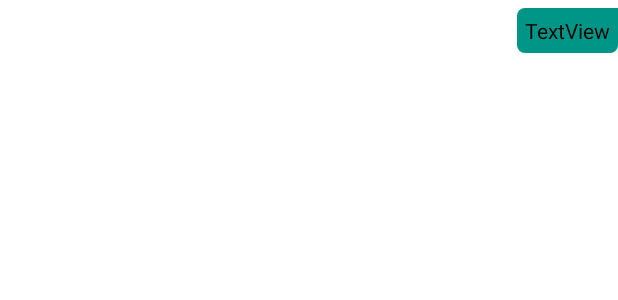
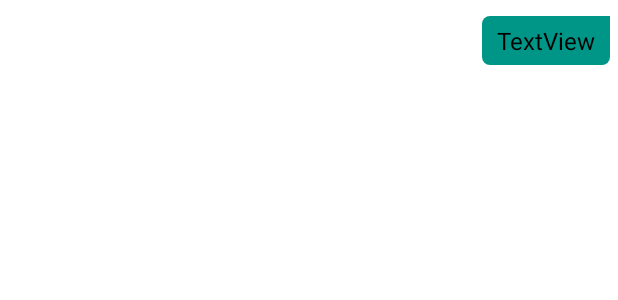
Before and after one commit to ktoufiquee/EnChat, an Android app: the layout item_send.xml on its own in the app's theme, with its tools: preview values and no code run, on a phone screen of 412 x 824 dp. Shown: the top 300 px of the screen. Run offline under Robolectric (Android 15) with nearby library versions, the phone set to English and light mode, and no system bars; Roboto replaces fonts that are not available here.

Commit message:
Chat UI improved
Reaction's are not working properly.

```diff
--- a/app/src/main/java/com/tsproject/enchat/Message.java
+++ b/app/src/main/java/com/tsproject/enchat/Message.java
@@ -5,7 +5,7 @@ import java.util.ArrayList;
 
 public class Message {
     private long timestamp;
-    private int react;
+    private int react = -1;
     private String messageID;
     private String senderId;
     private String message;
--- a/app/src/main/res/layout/activity_chat.xml
+++ b/app/src/main/res/layout/activity_chat.xml
@@ -66,10 +66,10 @@
     <androidx.recyclerview.widget.RecyclerView
         android:id="@+id/recyclerView"
         android:layout_width="0dp"
-        android:layout_height="0dp"
+        android:layout_height="wrap_content"
+        android:padding="5dp"
         app:layout_constraintBottom_toTopOf="@+id/cardView"
         app:layout_constraintEnd_toEndOf="parent"
-        app:layout_constraintStart_toStartOf="parent"
-        app:layout_constraintTop_toTopOf="parent" />
+        app:layout_constraintStart_toStartOf="parent" />
 
 </androidx.constraintlayout.widget.ConstraintLayout>
--- a/app/src/main/res/layout/item_send.xml
+++ b/app/src/main/res/layout/item_send.xml
@@ -5,27 +5,32 @@
     android:layout_width="match_parent"
     android:layout_height="wrap_content"
     android:layout_marginTop="5dp"
-    android:layout_marginBottom="5dp">
+    android:layout_marginBottom="5dp"
+    android:padding="5dp">
 
     <TextView
         android:id="@+id/tvMessageSend"
         android:layout_width="wrap_content"
         android:layout_height="wrap_content"
         android:background="@drawable/send_drawable"
-        android:padding="5dp"
+        android:paddingLeft="10dp"
+        android:paddingTop="5dp"
+        android:paddingRight="10dp"
+        android:paddingBottom="5dp"
         android:text="TextView"
         android:textColor="#000000"
-        android:textSize="14sp"
+        android:textSize="16sp"
         app:layout_constraintEnd_toEndOf="parent"
         app:layout_constraintTop_toTopOf="parent" />
 
     <ImageView
         android:id="@+id/ivReactSend"
-        android:layout_width="16dp"
-        android:layout_height="16dp"
+        android:layout_width="24dp"
+        android:layout_height="24dp"
         android:visibility="gone"
         app:layout_constraintBottom_toBottomOf="@+id/tvMessageSend"
         app:layout_constraintEnd_toStartOf="@+id/tvMessageSend"
+        app:layout_constraintHorizontal_bias="0.0"
         app:layout_constraintStart_toStartOf="@+id/tvMessageSend"
         app:layout_constraintTop_toBottomOf="@+id/tvMessageSend"
         app:srcCompat="@mipmap/ic_react_love_foreground" />
```
Also changed, not shown: app/src/main/java/com/tsproject/enchat/ChatAdapter.java (+23 -4 lines), app/src/main/java/com/tsproject/enchat/FindUserActivity.java (+14 -3 lines), app/src/main/java/com/tsproject/enchat/MainActivity.java (+9 -9 lines), app/src/main/res/layout/item_receive.xml (+8 -4 lines).
